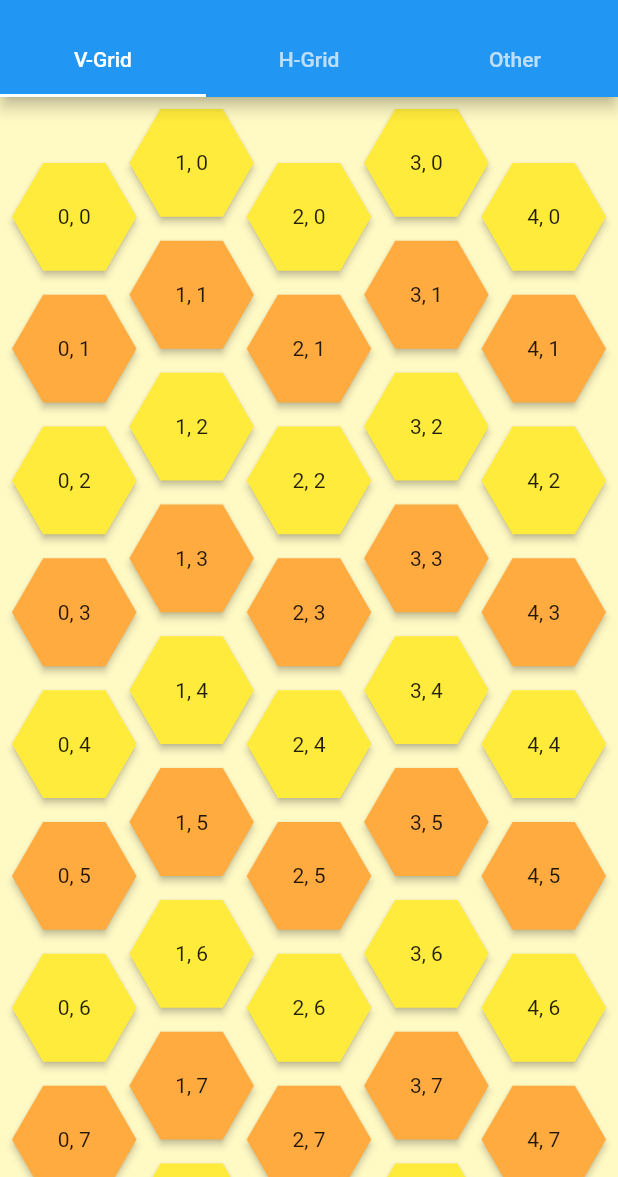
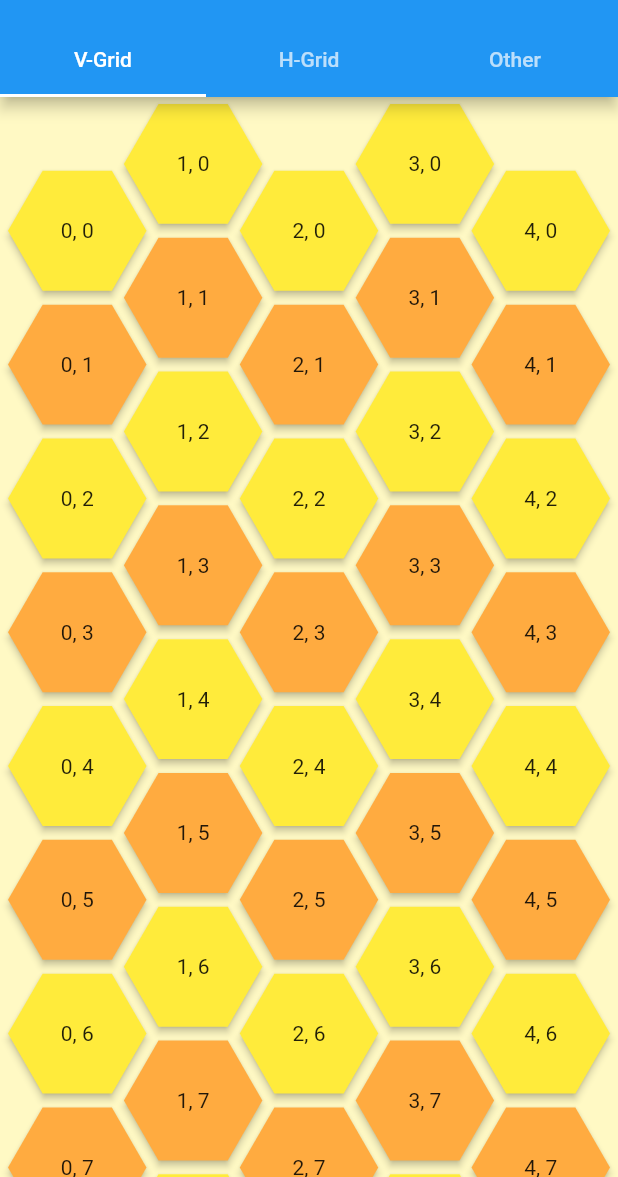
Before and after one commit to orlikraf/flutter-hexagon, a Flutter app: the screen it shows after launch, on a phone screen of 412 x 824 dp, the part 59-1236 px from its top. Run offline on Flutter 3.47's test engine with Material 2 defaults, Android fonts, the phone set to English and light mode, and no system bars.

Commit message:
added padding to HexagonWidget added hexagonPadding to HexagonOffsetGrid

```diff
--- a/example/lib/main.dart
+++ b/example/lib/main.dart
@@ -63,11 +63,11 @@ class MyHomePage extends StatelessWidget {
         color: Colors.black54,
         columns: 9,
         rows: 4,
-        hexagonPadding: EdgeInsets.all(8.0),
         buildHexagon: (col, row) => row.isOdd && col.isOdd
             ? null
             : HexagonWidget.template(
                 elevation: col.toDouble(),
+                padding: row.isOdd ? 4.0 : null,
                 color: col == 1 || row == 1 ? Colors.lightBlue.shade200 : null,
                 child: Text('$col, $row'),
               ),
@@ -84,7 +84,7 @@ class MyHomePage extends StatelessWidget {
             color: Colors.yellow.shade100,
             columns: 5,
             rows: 10,
-            hexagonPadding: EdgeInsets.all(8.0),
+            hexagonPadding: 4.0,
             buildHexagon: (col, row) => HexagonWidget.template(
               color: row.isEven ? Colors.yellow : Colors.orangeAccent,
               elevation: 2,
--- a/lib/grid/hexagon_offset_grid.dart
+++ b/lib/grid/hexagon_offset_grid.dart
@@ -30,7 +30,7 @@ class HexagonOffsetGrid extends StatelessWidget {
   final int columns;
   final int rows;
   final Color color;
-  final EdgeInsetsGeometry hexagonPadding;
+  final double hexagonPadding;
   final Widget Function(int col, int row) buildChild;
   final HexagonWidget Function(int col, int row) buildHexagon;
 
@@ -42,7 +42,7 @@ class HexagonOffsetGrid extends StatelessWidget {
   ///
   /// [color] - Background color of this grid.
   ///
-  /// [hexagonPadding] - Used for padding around all Hexagon tiles.
+  /// [hexagonPadding] - Used for padding around all hexagon tiles. Will be overridden by template padding.
   ///
   /// [buildHexagon] - Provide a HexagonWidget.template() to be used for given tile (col,row). Returning null value will be represented as translucent tile.
   ///
@@ -53,7 +53,7 @@ class HexagonOffsetGrid extends StatelessWidget {
     this.color,
     this.buildChild,
     this.buildHexagon,
-    this.hexagonPadding: const EdgeInsets.all(0.0),
+    this.hexagonPadding,
   })  : assert(columns > 0),
         assert(rows > 0),
         this.hexType = HexagonType.FLAT,
@@ -67,7 +67,7 @@ class HexagonOffsetGrid extends StatelessWidget {
   ///
   /// [color] - Background color of this grid.
   ///
-  /// [hexagonPadding] - Used for padding around all Hexagon tiles.
+  /// [hexagonPadding] - Used for padding around all hexagon tiles. Will be overridden by template padding.
   ///
   /// [buildHexagon] - Provide a HexagonWidget.template() to be used for given tile (col,row). Returning null value will be represented as translucent tile.
   ///
@@ -78,7 +78,7 @@ class HexagonOffsetGrid extends StatelessWidget {
     this.color,
     this.buildChild,
     this.buildHexagon,
-    this.hexagonPadding: const EdgeInsets.all(0.0),
+    this.hexagonPadding,
   })  : this.hexType = HexagonType.FLAT,
         this.gridType = GridType.EVEN;
 
@@ -90,7 +90,7 @@ class HexagonOffsetGrid extends StatelessWidget {
   ///
   /// [color] - Background color of this grid.
   ///
-  /// [hexagonPadding] - Used for padding around all Hexagon tiles.
+  /// [hexagonPadding] - Used for padding around all hexagon tiles. Will be overridden by template padding.
   ///
   /// [buildHexagon] - Provide a HexagonWidget.template() to be used for given tile (col,row). Returning null value will be represented as translucent tile.
   ///
@@ -101,7 +101,7 @@ class HexagonOffsetGrid extends StatelessWidget {
     this.color,
     this.buildChild,
     this.buildHexagon,
-    this.hexagonPadding: const EdgeInsets.all(0.0),
+    this.hexagonPadding,
   })  : this.hexType = HexagonType.POINTY,
         this.gridType = GridType.ODD;
 
@@ -113,7 +113,7 @@ class HexagonOffsetGrid extends StatelessWidget {
   ///
   /// [color] - Background color of this grid.
   ///
-  /// [hexagonPadding] - Used for padding around all Hexagon tiles.
+  /// [hexagonPadding] - Used for padding around all hexagon tiles. Will be overridden by template padding.
   ///
   /// [buildHexagon] - Provide a HexagonWidget.template() to be used for given tile (col,row). Returning null value will be represented as translucent tile.
   ///
@@ -124,7 +124,7 @@ class HexagonOffsetGrid extends StatelessWidget {
     this.color,
     this.buildChild,
     this.buildHexagon,
-    this.hexagonPadding: const EdgeInsets.all(0.0),
+    this.hexagonPadding,
   })  : this.hexType = HexagonType.POINTY,
         this.gridType = GridType.EVEN;
 
@@ -149,11 +149,13 @@ class HexagonOffsetGrid extends StatelessWidget {
                 (crossCount) => List.generate(crossCount, (crossIndex) {
                   if ((crossIndex == 0 || crossIndex >= crossCount - 1) &&
                       gridType.displace(mainIndex, crossIndex)) {
+                    //return container with half the size of the hexagon for displaced row/column
                     return Container(
                       width: hexType.isPointy ? size.width / 2 : null,
                       height: hexType.isFlat ? size.height / 2 : null,
                     );
                   }
+                  //calculate human readable column & row
                   final col = (hexType.isPointy
                       ? (crossIndex -
                           (gridType.displaceFront(mainIndex) ? 1 : 0))
@@ -166,22 +168,23 @@ class HexagonOffsetGrid extends StatelessWidget {
                   var hexagonTemplate = buildHexagon?.call(col, row);
 
                   if (buildHexagon != null && hexagonTemplate == null) {
+                    //create default template when no build function or nothing generated
                     hexagonTemplate =
                         HexagonWidget.template(color: Colors.transparent);
-                  } else if (hexagonTemplate?.isTemplate != true)
+                  } else if (hexagonTemplate?.isTemplate != true) {
+                    //if null or not a template then override with default template
                     hexagonTemplate = HexagonWidget.template();
-
-                  return Padding(
-                    padding: hexagonPadding,
-                    child: hexagonTemplate?.copyWith(
+                  }
+                  //use template values
+                  return hexagonTemplate?.copyWith(
                     type: hexType,
                     inBounds: false,
+                    padding: hexagonPadding,
                     width: hexType.isPointy ? size.width : null,
                     height: hexType.isFlat ? size.height : null,
                     child: buildChild != null
                         ? buildChild.call(col, row)
                         : hexagonTemplate.child,
-                    ),
                   );
                 }),
               ),
@@ -213,23 +216,19 @@ class HexagonOffsetGrid extends StatelessWidget {
   Size _hexSize(double maxWidth, double maxHeight) {
     if (maxWidth.isFinite) {
       if (hexType.isFlat) {
-        var quarters = (maxWidth - columns * hexagonPadding.horizontal) /
-            (1 + (0.75 * (columns - 1)));
+        var quarters = maxWidth / (1 + (0.75 * (columns - 1)));
         var size = Size(quarters, quarters * hexType.ratio);
         return size * hexType.flatFactor(false);
       }
-      var half = (maxWidth - columns * hexagonPadding.horizontal) /
-          (columns * 2 + _displaceColumns);
+      var half = maxWidth / (columns * 2 + _displaceColumns);
       return Size(half * 2, half * 2 * hexType.ratio);
     } else if (maxHeight.isFinite) {
       if (hexType.isPointy) {
-        var quarters = (maxHeight - rows * hexagonPadding.vertical) /
-            (1 + (0.75 * (rows - 1)));
+        var quarters = maxHeight / (1 + (0.75 * (rows - 1)));
         var size = Size(quarters / hexType.ratio, quarters);
         return size * hexType.pointyFactor(false);
       }
-      var half = (maxHeight - rows * hexagonPadding.vertical) /
-          (rows * 2 + _displaceRows);
+      var half = (maxHeight - 0) / (rows * 2 + _displaceRows);
       return Size(half * 2 / hexType.ratio, half * 2);
     } else {
       throw Exception('Error: Infinite constraints in both dimensions!');
--- a/lib/hexagon_widget.dart
+++ b/lib/hexagon_widget.dart
@@ -10,7 +10,9 @@ import 'hexagon_type.dart';
 class HexagonWidget extends StatelessWidget {
   /// Preferably provide one dimension ([width] or [height]) and the other will be calculated accordingly to hexagon aspect ratio
   ///
-  /// [elevation] - Must be zero or positive int. Default = 0
+  /// [elevation] - Mustn't be negative. Default = 0
+  ///
+  /// [padding] - Mustn't be negative.
   ///
   /// [color] - Color used to fill hexagon. Use transparency with 0 elevation
   ///
@@ -25,6 +27,7 @@ class HexagonWidget extends StatelessWidget {
     this.height,
     this.color,
     this.child,
+    this.padding,
     this.elevation = 0,
     this.inBounds = true,
     @required this.type,
@@ -36,7 +39,9 @@ class HexagonWidget extends StatelessWidget {
 
   /// Preferably provide one dimension ([width] or [height]) and the other will be calculated accordingly to hexagon aspect ratio
   ///
-  /// [elevation] - Must be zero or positive int. Default = 0
+  /// [elevation] - Mustn't be negative. Default = 0
+  ///
+  /// [padding] - Mustn't be negative.
   ///
   /// [color] - Color used to fill hexagon. Use transparency with 0 elevation
   ///
@@ -48,6 +53,7 @@ class HexagonWidget extends StatelessWidget {
       this.height,
       this.color,
       this.child,
+      this.padding,
       this.elevation = 0,
       this.inBounds = true})
       : assert(width != null || height != null),
@@ -57,7 +63,9 @@ class HexagonWidget extends StatelessWidget {
 
   /// Preferably provide one dimension ([width] or [height]) and the other will be calculated accordingly to hexagon aspect ratio
   ///
-  /// [elevation] - Must be zero or positive int. Default = 0
+  /// [elevation] - Mustn't be negative. Default = 0
+  ///
+  /// [padding] - Mustn't be negative.
   ///
   /// [color] - Color used to fill hexagon. Use transparency with 0 elevation
   ///
@@ -69,6 +77,7 @@ class HexagonWidget extends StatelessWidget {
       this.height,
       this.color,
       this.child,
+      this.padding,
       this.elevation = 0,
       this.inBounds = true})
       : assert(width != null || height != null),
@@ -77,7 +86,7 @@ class HexagonWidget extends StatelessWidget {
         this.type = HexagonType.POINTY;
 
   ///Used in grids. Not for regular use.
-  HexagonWidget.template({this.color, this.elevation, this.child})
+  HexagonWidget.template({this.color, this.elevation, this.padding, this.child})
       : this.height = 1.0,
         this.width = 1.0,
         this._template = true,
@@ -92,6 +101,7 @@ class HexagonWidget extends StatelessWidget {
   final bool inBounds;
   final Widget child;
   final Color color;
+  final double padding;
 
   bool get isTemplate => _template == true;
 
@@ -127,6 +137,7 @@ class HexagonWidget extends StatelessWidget {
 
     return Align(
       child: Container(
+        padding: EdgeInsets.all(padding ?? 0.0),
         width: innerSize.width,
         height: innerSize.height,
         child: CustomPaint(
@@ -153,11 +164,13 @@ class HexagonWidget extends StatelessWidget {
     );
   }
 
+  //TODO create HexagonWidgetBuilder class instead of complicated template and copy function
   HexagonWidget copyWith({
     HexagonType type,
     double width,
     double height,
     double elevation,
+    double padding,
     Color color,
     Widget child,
     bool inBounds,
@@ -168,6 +181,7 @@ class HexagonWidget extends StatelessWidget {
       width: isTemplate ? width : width ?? this.width,
       height: isTemplate ? height : height ?? this.height,
       child: isTemplate ? child : child ?? this.child,
+      padding: isTemplate ? this.padding ?? padding : padding ?? this.padding,
       elevation: elevation ?? this.elevation,
       color: color ?? this.color,
     );
--- a/pubspec.yaml
+++ b/pubspec.yaml
@@ -1,6 +1,6 @@
 name: hexagon
 description: Library about hexagon shape. You can create pointy or flat hexagons in any color you like.
-version: 0.0.4
+version: 0.0.5
 homepage: https://github.com/rSquared-software/flutter-hexagon
 
 environment:
```
Also changed, not shown: 2 other files. Lines whose indentation alone changed are shown as unchanged.
